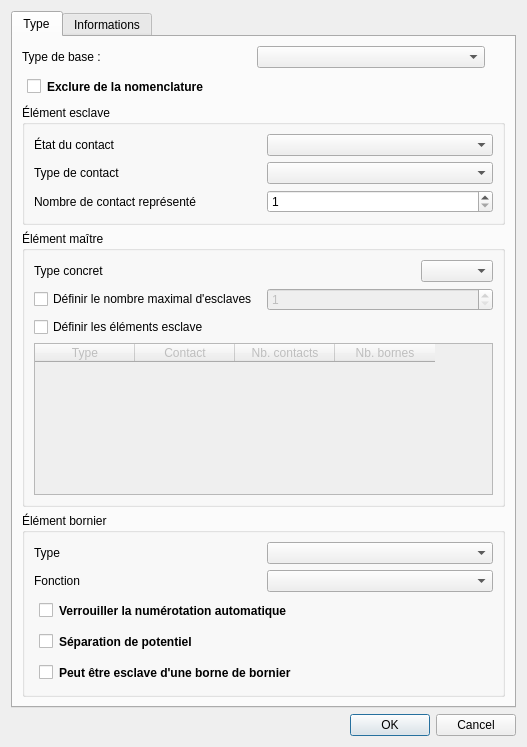
This is sources/editor/ui/elementpropertieseditorwidget.ui in itaueira/qelectrotech-source as Qt 5 draws it before an edit. The edited form follows.
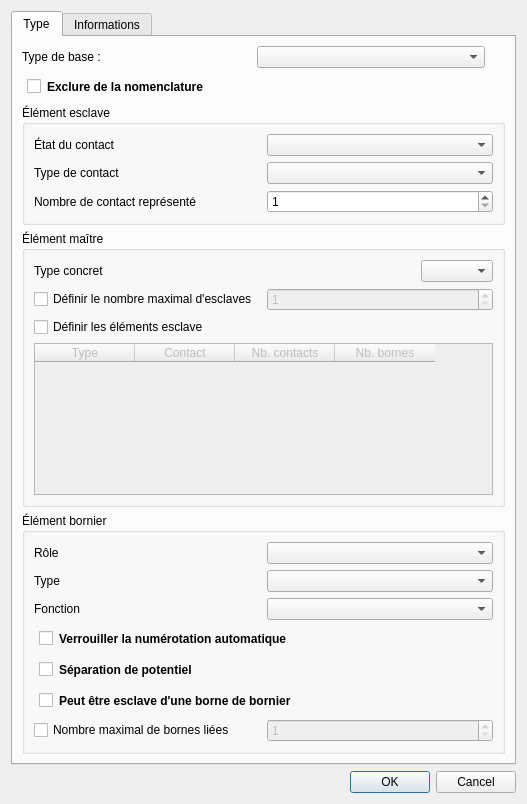
This is the edited form.

```diff
--- a/sources/editor/ui/elementpropertieseditorwidget.ui
+++ b/sources/editor/ui/elementpropertieseditorwidget.ui
@@ -220,26 +220,36 @@
          </property>
          <layout class="QGridLayout" name="gridLayout_2">
           <item row="0" column="0">
+           <widget class="QLabel" name="m_terminal_role_label">
+            <property name="text">
+             <string>Rôle</string>
+            </property>
+           </widget>
+          </item>
+          <item row="0" column="1">
+           <widget class="QComboBox" name="m_terminal_role_cb"/>
+          </item>
+          <item row="1" column="0">
            <widget class="QLabel" name="label_6">
             <property name="text">
              <string>Type</string>
             </property>
            </widget>
           </item>
-          <item row="1" column="0">
+          <item row="2" column="0">
            <widget class="QLabel" name="label_7">
             <property name="text">
              <string>Fonction</string>
             </property>
            </widget>
           </item>
-          <item row="0" column="1">
-           <widget class="QComboBox" name="m_terminal_type_cb"/>
-          </item>
           <item row="1" column="1">
+           <widget class="QComboBox" name="m_terminal_type_cb"/>
+          </item>
+          <item row="2" column="1">
            <widget class="QComboBox" name="m_terminal_func_cb"/>
           </item>
-          <item row="2" column="0" colspan="2">
+          <item row="3" column="0" colspan="2">
            <widget class="QCheckBox" name="m_auto_num_locked_cb">
             <property name="styleSheet">
              <string>margin: 5px; font-weight: bold;</string>
@@ -249,7 +259,7 @@
             </property>
            </widget>
           </item>
-          <item row="3" column="0" colspan="2">
+          <item row="4" column="0" colspan="2">
            <widget class="QCheckBox" name="m_potential_isolating_cb">
             <property name="styleSheet">
              <string>margin: 5px; font-weight: bold;</string>
@@ -259,7 +269,7 @@
             </property>
            </widget>
           </item>
-          <item row="4" column="0" colspan="2">
+          <item row="5" column="0" colspan="2">
            <widget class="QCheckBox" name="m_strip_slave_cb">
             <property name="styleSheet">
              <string>margin: 5px; font-weight: bold;</string>
@@ -272,6 +282,26 @@
             </property>
            </widget>
           </item>
+          <item row="6" column="0">
+           <widget class="QCheckBox" name="m_strip_limit_cb">
+            <property name="toolTip">
+             <string>Combien de bornes du schéma peuvent être liées à cette borne : 1 pour une borne simple, 2 pour une borne à deux étages.</string>
+            </property>
+            <property name="text">
+             <string>Nombre maximal de bornes liées</string>
+            </property>
+           </widget>
+          </item>
+          <item row="6" column="1">
+           <widget class="QSpinBox" name="m_strip_limit_sb">
+            <property name="enabled">
+             <bool>false</bool>
+            </property>
+            <property name="minimum">
+             <number>1</number>
+            </property>
+           </widget>
+          </item>
          </layout>
         </widget>
        </item>
```
